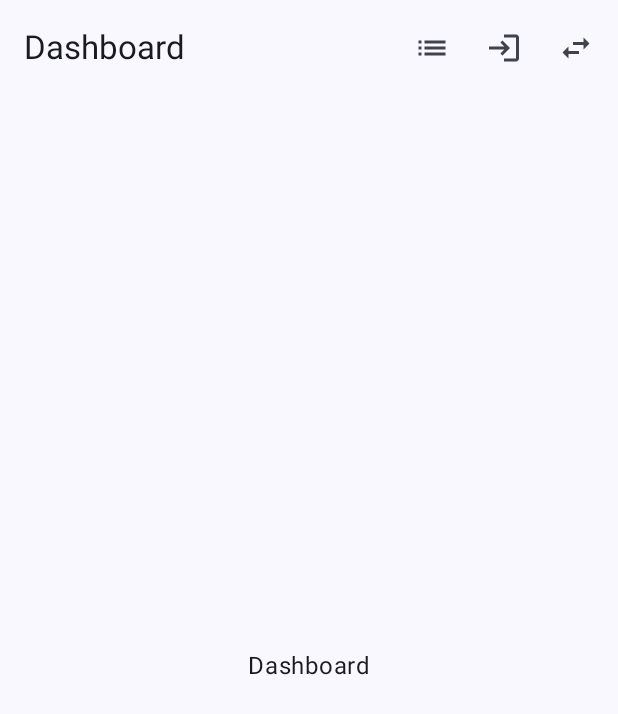
After one commit to artemsnigur/MA-project, an Android app built with Jetpack Compose: the PlaceholderScreen screen opened through its navigation route, on a phone screen of 412 x 824 dp. The commit adds this screen. Shown: the top 714 px of the screen. Run offline under Robolectric (Android 15) with nearby library versions, the phone set to English and light mode, and no system bars.

Commit message:
Configure navigation, session state, UI components, and build optimizations

```diff
--- a/app/build.gradle.kts
+++ b/app/build.gradle.kts
@@ -2,6 +2,7 @@ plugins {
     alias(libs.plugins.android.application)
     alias(libs.plugins.kotlin.compose)
     alias(libs.plugins.google.services)
+    alias(libs.plugins.kotlin.serialization)
 }
 
 android {
@@ -43,6 +44,8 @@ dependencies {
     implementation(libs.androidx.compose.ui)
     implementation(libs.androidx.compose.ui.graphics)
     implementation(libs.androidx.compose.ui.tooling.preview)
+    implementation(libs.androidx.compose.material.icons.extended)
+    implementation(libs.kotlinx.serialization.json)
     implementation(libs.androidx.core.ktx)
     implementation(libs.androidx.lifecycle.runtime.ktx)
     implementation(libs.androidx.lifecycle.runtime.compose)
--- a/app/src/main/java/com/example/cityfixmaas/MainActivity.kt
+++ b/app/src/main/java/com/example/cityfixmaas/MainActivity.kt
@@ -6,11 +6,29 @@ import androidx.activity.compose.setContent
 import androidx.activity.enableEdgeToEdge
 import androidx.compose.foundation.layout.fillMaxSize
 import androidx.compose.foundation.layout.padding
+import androidx.compose.material.icons.Icons
+import androidx.compose.material.icons.filled.Add
+import androidx.compose.material3.FloatingActionButton
+import androidx.compose.material3.Icon
 import androidx.compose.material3.Scaffold
-import androidx.compose.material3.Text
-import androidx.compose.runtime.Composable
+import androidx.compose.runtime.getValue
+import androidx.compose.runtime.key
+import androidx.compose.runtime.remember
 import androidx.compose.ui.Modifier
-import androidx.compose.ui.tooling.preview.Preview
+import androidx.compose.ui.res.stringResource
+import androidx.lifecycle.compose.collectAsStateWithLifecycle
+import androidx.lifecycle.viewmodel.compose.viewModel
+import androidx.navigation.NavDestination.Companion.hasRoute
+import androidx.navigation.compose.NavHost
+import androidx.navigation.compose.composable
+import androidx.navigation.compose.currentBackStackEntryAsState
+import androidx.navigation.compose.rememberNavController
+import androidx.navigation.toRoute
+import com.example.cityfixmaas.model.Role
+import com.example.cityfixmaas.session.SessionViewModel
+import com.example.cityfixmaas.ui.components.MainTopAppBar
+import com.example.cityfixmaas.ui.navigation.*
+import com.example.cityfixmaas.ui.screens.PlaceholderScreen
 import com.example.cityfixmaas.ui.theme.CityFixMAASTheme
 
 class MainActivity : ComponentActivity() {
@@ -19,29 +37,63 @@ class MainActivity : ComponentActivity() {
         enableEdgeToEdge()
         setContent {
             CityFixMAASTheme {
-                Scaffold(modifier = Modifier.fillMaxSize()) { innerPadding ->
-                    Greeting(
-                        name = "Android",
-                        modifier = Modifier.padding(innerPadding)
-                    )
+                val sessionViewModel: SessionViewModel = viewModel()
+                val role by sessionViewModel.role.collectAsStateWithLifecycle()
+
+                key(role) {
+                    val navController = rememberNavController()
+                    val backStackEntry by navController.currentBackStackEntryAsState()
+                    val showFab = remember(role, backStackEntry?.destination) {
+                        role == Role.CITIZEN &&
+                                backStackEntry?.destination?.hasRoute<MyIncidentsRoute>() == true
+                    }
+
+                    Scaffold(
+                        modifier = Modifier.fillMaxSize(),
+                        topBar = {
+                            MainTopAppBar(
+                                navController = navController,
+                                role = role,
+                                onNavigate = { navController.navigate(it) { launchSingleTop = true } },
+                                onSwitchRole = sessionViewModel::switchRole
+                            )
+                        },
+                        floatingActionButton = {
+                            if (showFab) {
+                                FloatingActionButton(onClick = { navController.navigate(
+                                    ReportIncidentRoute
+                                ) }) {
+                                    Icon(
+                                        Icons.Default.Add,
+                                        contentDescription = stringResource(R.string.fab_new_incident)
+                                    )
+                                }
+                            }
+                        }
+                    ) { innerPadding ->
+                        NavHost(
+                            navController = navController,
+                            startDestination = startRouteFor(role),
+                            modifier = Modifier.padding(innerPadding)
+                        ) {
+                            composable<DashboardRoute> { PlaceholderScreen("Dashboard") }
+                            composable<IncidentListRoute> { PlaceholderScreen("Incident list") }
+                            composable<IncidentDetailRoute> { backStack ->
+                                val route = backStack.toRoute<IncidentDetailRoute>()
+                                PlaceholderScreen("Incident ${route.incidentId}")
+                            }
+                            composable<LoginRoute> { PlaceholderScreen("Login") }
+                            composable<RegisterRoute> { PlaceholderScreen("Register") }
+                            composable<MyIncidentsRoute> { PlaceholderScreen("My incidents") }
+                            composable<ReportIncidentRoute> { PlaceholderScreen("Report incident") }
+                            composable<ProfileRoute> { PlaceholderScreen("Profile") }
+                            composable<PanelRoute> { PlaceholderScreen("Operations panel") }
+                            composable<PendingCitizensRoute> { PlaceholderScreen("Pending citizens") }
+                            composable<CategoriesRoute> { PlaceholderScreen("Categories") }
+                        }
+                    }
                 }
             }
         }
     }
 }
-
-@Composable
-fun Greeting(name: String, modifier: Modifier = Modifier) {
-    Text(
-        text = "Hello $name!",
-        modifier = modifier
-    )
-}
-
-@Preview(showBackground = true)
-@Composable
-fun GreetingPreview() {
-    CityFixMAASTheme {
-        Greeting("Android")
-    }
-}
--- /dev/null
+++ b/app/src/main/java/com/example/cityfixmaas/model/Role.kt
@@ -0,0 +1,4 @@
+package com.example.cityfixmaas.model
+
+
+enum class Role { ANONYMOUS, CITIZEN, OPERATOR }
--- /dev/null
+++ b/app/src/main/java/com/example/cityfixmaas/session/SessionViewModel.kt
@@ -0,0 +1,20 @@
+package com.example.cityfixmaas.session
+
+import androidx.lifecycle.ViewModel
+import com.example.cityfixmaas.model.Role
+import kotlinx.coroutines.flow.MutableStateFlow
+import kotlinx.coroutines.flow.StateFlow
+import kotlinx.coroutines.flow.asStateFlow
+import kotlinx.coroutines.flow.update
+
+class SessionViewModel : ViewModel() {
+    private val _role = MutableStateFlow(Role.ANONYMOUS)
+    val role: StateFlow<Role> = _role.asStateFlow()
+
+    // TEMP (F0): cycles Anonymous -> Citizen -> Operator
+    fun switchRole() {
+        _role.update { current ->
+            Role.entries[(current.ordinal + 1) % Role.entries.size]
+        }
+    }
+}
--- /dev/null
+++ b/app/src/main/java/com/example/cityfixmaas/ui/components/MainTopAppBar.kt
@@ -0,0 +1,117 @@
+package com.example.cityfixmaas.ui.components
+
+
+
+import androidx.annotation.StringRes
+import androidx.compose.foundation.layout.RowScope
+import androidx.compose.material.icons.Icons
+import androidx.compose.material.icons.automirrored.filled.ArrowBack
+import androidx.compose.material.icons.automirrored.filled.List
+import androidx.compose.material.icons.automirrored.filled.Login
+import androidx.compose.material.icons.filled.BarChart
+import androidx.compose.material.icons.filled.Category
+import androidx.compose.material.icons.filled.HowToReg
+import androidx.compose.material.icons.filled.Person
+import androidx.compose.material.icons.filled.SwapHoriz
+import androidx.compose.material3.ExperimentalMaterial3Api
+import androidx.compose.material3.Icon
+import androidx.compose.material3.IconButton
+import androidx.compose.material3.Text
+import androidx.compose.material3.TopAppBar
+import androidx.compose.runtime.Composable
+import androidx.compose.runtime.getValue
+import androidx.compose.runtime.remember
+import androidx.compose.ui.graphics.vector.ImageVector
+import androidx.compose.ui.res.stringResource
+import androidx.navigation.NavDestination
+import androidx.navigation.NavDestination.Companion.hasRoute
+import androidx.navigation.NavHostController
+import androidx.navigation.compose.currentBackStackEntryAsState
+import com.example.cityfixmaas.R
+import com.example.cityfixmaas.model.Role
+import com.example.cityfixmaas.ui.navigation.*
+
+@OptIn(ExperimentalMaterial3Api::class)
+@Composable
+fun MainTopAppBar(
+    navController: NavHostController,
+    role: Role,
+    onNavigate: (Any) -> Unit,
+    onSwitchRole: () -> Unit // TEMP (F0)
+) {
+    val backStackEntry by navController.currentBackStackEntryAsState()
+    val destination = backStackEntry?.destination
+
+    val isHome = remember(role, destination) {
+        when (role) {
+            Role.ANONYMOUS -> destination?.hasRoute<DashboardRoute>() == true
+            Role.CITIZEN -> destination?.hasRoute<MyIncidentsRoute>() == true
+            Role.OPERATOR -> destination?.hasRoute<PanelRoute>() == true
+        }
+    }
+    val titleRes = remember(destination) { titleFor(destination) }
+
+    TopAppBar(
+        title = { Text(stringResource(titleRes)) },
+        navigationIcon = {
+            if (!isHome) {
+                IconButton(onClick = { navController.navigateUp() }) {
+                    Icon(
+                        Icons.AutoMirrored.Filled.ArrowBack,
+                        contentDescription = stringResource(R.string.cd_back)
+                    )
+                }
+            }
+        },
+        actions = {
+            if (isHome) {
+                when (role) {
+                    Role.ANONYMOUS -> {
+                        ActionIcon(Icons.AutoMirrored.Filled.List, R.string.cd_incident_list) { onNavigate(IncidentListRoute) }
+                        ActionIcon(Icons.AutoMirrored.Filled.Login, R.string.cd_login) { onNavigate(LoginRoute) }
+                    }
+                    Role.CITIZEN -> {
+                        ActionIcon(Icons.Default.BarChart, R.string.cd_dashboard) { onNavigate(DashboardRoute) }
+                        ActionIcon(Icons.AutoMirrored.Filled.List, R.string.cd_incident_list) { onNavigate(IncidentListRoute) }
+                        ActionIcon(Icons.Default.Person, R.string.cd_profile) { onNavigate(ProfileRoute) }
+                    }
+                    Role.OPERATOR -> {
+                        ActionIcon(Icons.Default.HowToReg, R.string.cd_pending) { onNavigate(PendingCitizensRoute) }
+                        ActionIcon(Icons.Default.Category, R.string.cd_categories) { onNavigate(CategoriesRoute) }
+                        ActionIcon(Icons.Default.Person, R.string.cd_profile) { onNavigate(ProfileRoute) }
+                    }
+                }
+            }
+            // TEMP (F0): remove once login works
+            ActionIcon(Icons.Default.SwapHoriz, R.string.cd_switch_role, onClick = onSwitchRole)
+        }
+    )
+}
+
+@Composable
+private fun RowScope.ActionIcon(
+    icon: ImageVector,
+    @StringRes description: Int,
+    onClick: () -> Unit
+) {
+    IconButton(onClick = onClick) {
+        Icon(icon, contentDescription = stringResource(description))
+    }
+}
+
+@StringRes
+private fun titleFor(destination: NavDestination?): Int = when {
+    destination == null -> R.string.app_name
+    destination.hasRoute<DashboardRoute>() -> R.string.title_dashboard
+    destination.hasRoute<IncidentListRoute>() -> R.string.title_incidents
+    destination.hasRoute<IncidentDetailRoute>() -> R.string.title_incident_detail
+    destination.hasRoute<LoginRoute>() -> R.string.title_login
+    destination.hasRoute<RegisterRoute>() -> R.string.title_register
+    destination.hasRoute<MyIncidentsRoute>() -> R.string.title_my_incidents
+    destination.hasRoute<ReportIncidentRoute>() -> R.string.title_report_incident
+    destination.hasRoute<ProfileRoute>() -> R.string.title_profile
+    destination.hasRoute<PanelRoute>() -> R.string.title_panel
+    destination.hasRoute<PendingCitizensRoute>() -> R.string.title_pending
+    destination.hasRoute<CategoriesRoute>() -> R.string.title_categories
+    else -> R.string.app_name
+}
--- /dev/null
+++ b/app/src/main/java/com/example/cityfixmaas/ui/navigation/Route.kt
@@ -0,0 +1,29 @@
+package com.example.cityfixmaas.ui.navigation
+
+
+import com.example.cityfixmaas.model.Role
+import kotlinx.serialization.Serializable
+
+
+// public / shared
+@Serializable data object DashboardRoute
+@Serializable data object IncidentListRoute
+@Serializable data class IncidentDetailRoute(val incidentId: String)
+@Serializable data object LoginRoute
+@Serializable data object RegisterRoute
+
+// citizen
+@Serializable data object MyIncidentsRoute
+@Serializable data object ReportIncidentRoute
+@Serializable data object ProfileRoute
+
+// operator
+@Serializable data object PanelRoute
+@Serializable data object PendingCitizensRoute
+@Serializable data object CategoriesRoute
+
+fun startRouteFor(role: Role): Any = when (role) {
+    Role.ANONYMOUS -> DashboardRoute
+    Role.CITIZEN -> MyIncidentsRoute
+    Role.OPERATOR -> PanelRoute
+}
--- /dev/null
+++ b/app/src/main/java/com/example/cityfixmaas/ui/screens/PlaceholderScreen.kt
@@ -0,0 +1,17 @@
+package com.example.cityfixmaas.ui.screens
+
+
+
+import androidx.compose.foundation.layout.Box
+import androidx.compose.foundation.layout.fillMaxSize
+import androidx.compose.material3.Text
+import androidx.compose.runtime.Composable
+import androidx.compose.ui.Alignment
+import androidx.compose.ui.Modifier
+
+@Composable
+fun PlaceholderScreen(name: String, modifier: Modifier = Modifier) {
+    Box(modifier = modifier.fillMaxSize(), contentAlignment = Alignment.Center) {
+        Text(name) // TEMP: replaced by real screens in F1+
+    }
+}
--- a/app/src/main/res/values/strings.xml
+++ b/app/src/main/res/values/strings.xml
@@ -1,3 +1,25 @@
 <resources>
     <string name="app_name">CityFixMAAS</string>
+
+    <string name="title_dashboard">Dashboard</string>
+    <string name="title_incidents">Incidents</string>
+    <string name="title_incident_detail">Incident details</string>
+    <string name="title_login">Sign in</string>
+    <string name="title_register">Register</string>
+    <string name="title_my_incidents">My incidents</string>
+    <string name="title_report_incident">New incident</string>
+    <string name="title_profile">Profile</string>
+    <string name="title_panel">Operations panel</string>
+    <string name="title_pending">Pending citizens</string>
+    <string name="title_categories">Categories</string>
+
+    <string name="cd_back">Back</string>
+    <string name="cd_dashboard">Dashboard</string>
+    <string name="cd_incident_list">Public incidents</string>
+    <string name="cd_login">Sign in</string>
+    <string name="cd_profile">Profile</string>
+    <string name="cd_pending">Pending registrations</string>
+    <string name="cd_categories">Categories</string>
+    <string name="cd_switch_role">Switch role (debug)</string>
+    <string name="fab_new_incident">New incident</string>
 </resources>
--- a/build.gradle.kts
+++ b/build.gradle.kts
@@ -3,4 +3,5 @@ plugins {
     alias(libs.plugins.android.application) apply false
     alias(libs.plugins.kotlin.compose) apply false
     alias(libs.plugins.google.services) apply false
+    alias(libs.plugins.kotlin.serialization) apply false
 }
--- a/gradle/libs.versions.toml
+++ b/gradle/libs.versions.toml
@@ -15,6 +15,7 @@ workManager = "2.12.0"
 navigationCompose = "2.10.2"
 playServicesLocation = "21.4.0"
 coil = "3.6.3"
+kotlinxSerialization = "1.8.0"
 
 [libraries]
 androidx-core-ktx = { group = "androidx.core", name = "core-ktx", version.ref = "coreKtx" }
@@ -31,6 +32,7 @@ androidx-compose-ui-tooling-preview = { group = "androidx.compose.ui", name = "u
 androidx-compose-ui-test-manifest = { group = "androidx.compose.ui", name = "ui-test-manifest" }
 androidx-compose-ui-test-junit4 = { group = "androidx.compose.ui", name = "ui-test-junit4" }
 androidx-compose-material3 = { group = "androidx.compose.material3", name = "material3" }
+androidx-compose-material-icons-extended = { group = "androidx.compose.material", name = "material-icons-extended" }
 androidx-lifecycle-viewmodel-compose = { group = "androidx.lifecycle", name = "lifecycle-viewmodel-compose", version.ref = "lifecycleRuntimeKtx" }
 androidx-lifecycle-runtime-compose = { group = "androidx.lifecycle", name = "lifecycle-runtime-compose", version.ref = "lifecycleRuntimeKtx" }
 androidx-navigation-compose = { group = "androidx.navigation", name = "navigation-compose", version.ref = "navigationCompose" }
@@ -41,8 +43,10 @@ firebase-firestore = { group = "com.google.firebase", name = "firebase-firestore
 kotlinx-coroutines-play-services = { group = "org.jetbrains.kotlinx", name = "kotlinx-coroutines-play-services", version.ref = "coroutines" }
 play-services-location = { group = "com.google.android.gms", name = "play-services-location", version.ref = "playServicesLocation" }
 coil-compose = { group = "io.coil-kt.coil3", name = "coil-compose", version.ref = "coil" }
+kotlinx-serialization-json = { group = "org.jetbrains.kotlinx", name = "kotlinx-serialization-json", version.ref = "kotlinxSerialization" }
 
 [plugins]
 android-application = { id = "com.android.application", version.ref = "agp" }
 kotlin-compose = { id = "org.jetbrains.kotlin.plugin.compose", version.ref = "kotlin" }
 google-services = { id = "com.google.gms.google-services", version.ref = "googleServices" }
+kotlin-serialization = { id = "org.jetbrains.kotlin.plugin.serialization", version.ref = "kotlin" }
```
Also changed, not shown: gradle.properties (+7 -16 lines), 1 other file.
